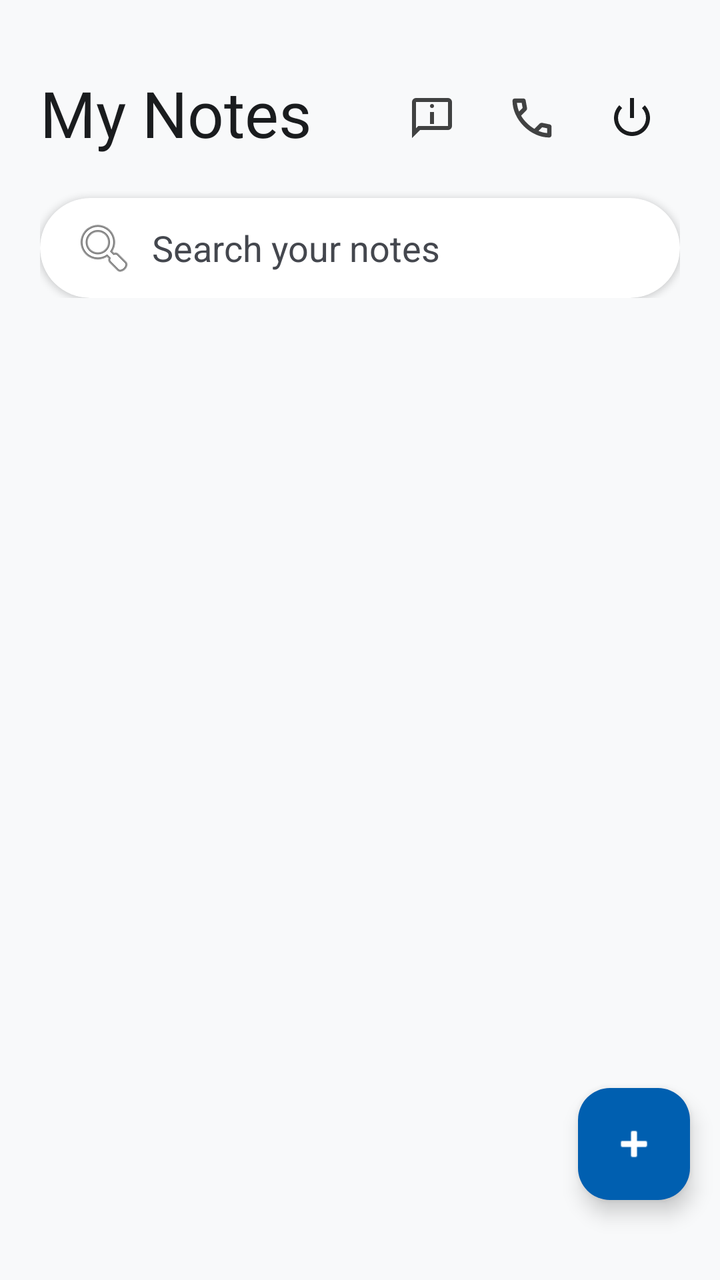
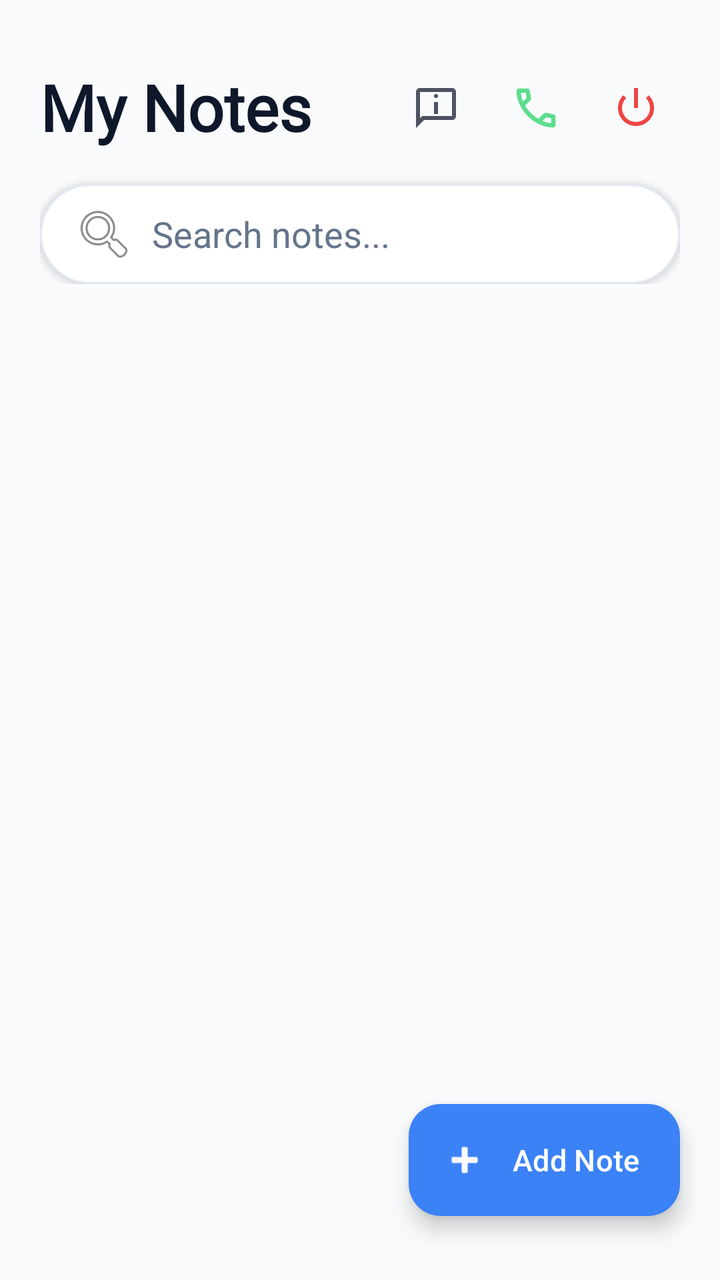

Before-and-after screenshots of an Android layout around one commit, followed by the original layout XML and the change that was made.
<!-- AndroidManifest.xml: application theme Theme.Notepad -->
<!-- res/layout/activity_nextpage.xml -->
<?xml version="1.0" encoding="utf-8"?>
<androidx.coordinatorlayout.widget.CoordinatorLayout xmlns:android="http://schemas.android.com/apk/res/android"
    xmlns:app="http://schemas.android.com/apk/res-auto"
    xmlns:tools="http://schemas.android.com/tools"
    android:id="@+id/main"
    android:layout_width="match_parent"
    android:layout_height="match_parent"
    android:background="@color/gray_light"
    tools:context=".nextpage">

    <com.google.android.material.appbar.AppBarLayout
        android:layout_width="match_parent"
        android:layout_height="wrap_content"
        android:background="@android:color/transparent"
        app:elevation="0dp">

        <LinearLayout
            android:layout_width="match_parent"
            android:layout_height="wrap_content"
            android:orientation="vertical"
            android:paddingHorizontal="20dp"
            android:paddingTop="35dp"
            android:paddingBottom="8dp">

            <RelativeLayout
                android:layout_width="match_parent"
                android:layout_height="wrap_content">

                <TextView
                    android:id="@+id/title_tv"
                    android:layout_width="wrap_content"
                    android:layout_height="wrap_content"
                    android:fontFamily="@font/noteame"
                    android:text="@string/my_notes"
                    android:textColor="@color/black"
                    android:textSize="32sp" />

                <ImageButton
                    android:id="@+id/about_app"
                    android:layout_width="48dp"
                    android:layout_height="48dp"
                    android:layout_centerVertical="true"
                    android:layout_marginEnd="2dp"
                    android:layout_toStartOf="@id/customer_care"
                    android:background="?attr/selectableItemBackgroundBorderless"
                    android:padding="10dp"
                    android:src="@drawable/outline_chat_info_24"
                    tools:ignore="ContentDescription" />

                <ImageButton
                    android:id="@+id/customer_care"
                    android:layout_width="48dp"
                    android:layout_height="48dp"
                    android:layout_centerVertical="true"
                    android:layout_marginEnd="2dp"
                    android:layout_toStartOf="@id/logout_btn"
                    android:background="?attr/selectableItemBackgroundBorderless"
                    android:padding="10dp"
                    android:src="@drawable/outline_call_24"
                    tools:ignore="ContentDescription" />


                <ImageButton
                    android:id="@+id/logout_btn"
                    android:layout_width="48dp"
                    android:layout_height="48dp"
                    android:layout_alignParentEnd="true"
                    android:layout_centerVertical="true"
                    android:background="?attr/selectableItemBackgroundBorderless"
                    android:src="@android:drawable/ic_lock_power_off"
                    app:tint="@color/black"
                    android:contentDescription="Logout" />
            </RelativeLayout>

            <com.google.android.material.card.MaterialCardView
                android:id="@+id/search_card"
                android:layout_width="match_parent"
                android:layout_height="50dp"
                android:layout_marginTop="16dp"
                app:cardCornerRadius="25dp"
                app:cardElevation="2dp"
                app:strokeWidth="0dp"
                app:cardBackgroundColor="@color/white">

                <androidx.appcompat.widget.SearchView
                    android:id="@+id/search_et"
                    android:layout_width="match_parent"
                    android:layout_height="match_parent"
                    android:theme="@style/Theme.Notepad.SearchView"
                    app:iconifiedByDefault="false"
                    app:queryHint="Search your notes"
                    app:searchIcon="@android:drawable/ic_menu_search"
                    app:queryBackground="@android:color/transparent" />

            </com.google.android.material.card.MaterialCardView>
        </LinearLayout>
    </com.google.android.material.appbar.AppBarLayout>

    <androidx.recyclerview.widget.RecyclerView
        android:id="@+id/notes_rv"
        android:layout_width="match_parent"
        android:layout_height="wrap_content"
        android:clipToPadding="false"
        android:paddingHorizontal="10dp"
        android:paddingTop="8dp"
        android:paddingBottom="100dp"
        app:layout_behavior="@string/appbar_scrolling_view_behavior" />

    <ProgressBar
        android:id="@+id/progressBar"
        android:layout_width="45dp"
        android:layout_height="45dp"
        android:layout_gravity="center"
        android:visibility="gone"
        app:indicatorColor="@color/black"
        app:trackThickness="4dp" />


    <com.google.android.material.floatingactionbutton.ExtendedFloatingActionButton
        android:id="@+id/add_note_fab"
        android:layout_width="wrap_content"
        android:layout_height="wrap_content"
        android:layout_gravity="bottom|end"
        android:layout_marginBottom="40dp"
        android:layout_marginEnd="15dp"
        android:textColor="@color/white"
        android:textAllCaps="false"
        android:fontFamily="sans-serif-medium"
        app:icon="@android:drawable/ic_input_add"
        app:iconTint="@color/white"
        app:backgroundTint="@color/btn_blue"
        app:elevation="6dp"/>

</androidx.coordinatorlayout.widget.CoordinatorLayout>
<!-- resources referenced by this layout -->
<resources>
  <color name="black">#1A1C1E</color>
  <color name="btn_blue">#005FB0</color>
  <color name="gray_light">#F8F9FA</color>
  <color name="white">#FFFFFF</color>
  <!-- drawable outline_call_24 (drawable) -->
  <vector xmlns:android="http://schemas.android.com/apk/res/android" android:alpha="0.74" android:height="26dp" android:tint="#000000" android:viewportHeight="960" android:viewportWidth="960" android:width="26dp">
        
      <path android:fillColor="@android:color/white" android:pathData="M798,840Q673,840 551,785.5Q429,731 329,631Q229,531 174.5,409Q120,287 120,162Q120,144 132,132Q144,120 162,120L324,120Q338,120 349,129.5Q360,139 362,152L388,292Q390,308 387,319Q384,330 376,338L279,436Q299,473 326.5,507.5Q354,542 387,574Q418,605 452,631.5Q486,658 524,680L618,586Q627,577 641.5,572.5Q656,568 670,570L808,598Q822,602 831,612.5Q840,623 840,636L840,798Q840,816 828,828Q816,840 798,840ZM241,360L307,294Q307,294 307,294Q307,294 307,294L290,200Q290,200 290,200Q290,200 290,200L201,200Q201,200 201,200Q201,200 201,200Q206,241 215,281Q224,321 241,360ZM599,718Q638,735 678.5,745Q719,755 760,758Q760,758 760,758Q760,758 760,758L760,670Q760,670 760,670Q760,670 760,670L666,651Q666,651 666,651Q666,651 666,651L599,718ZM241,360Q241,360 241,360Q241,360 241,360Q241,360 241,360Q241,360 241,360L241,360Q241,360 241,360Q241,360 241,360L241,360Q241,360 241,360Q241,360 241,360ZM599,718L599,718Q599,718 599,718Q599,718 599,718L599,718Q599,718 599,718Q599,718 599,718L599,718Q599,718 599,718Q599,718 599,718Q599,718 599,718Q599,718 599,718Z"/>
      
  </vector>
  <!-- drawable outline_chat_info_24 (drawable) -->
  <vector xmlns:android="http://schemas.android.com/apk/res/android" android:alpha="0.74" android:autoMirrored="true" android:height="24dp" android:tint="#000000" android:viewportHeight="960" android:viewportWidth="960" android:width="24dp">
        
      <path android:fillColor="@android:color/white" android:pathData="M480,280Q497,280 508.5,268.5Q520,257 520,240Q520,223 508.5,211.5Q497,200 480,200Q463,200 451.5,211.5Q440,223 440,240Q440,257 451.5,268.5Q463,280 480,280ZM440,600L520,600L520,360L440,360L440,600ZM80,880L80,160Q80,127 103.5,103.5Q127,80 160,80L800,80Q833,80 856.5,103.5Q880,127 880,160L880,640Q880,673 856.5,696.5Q833,720 800,720L240,720L80,880ZM206,640L800,640Q800,640 800,640Q800,640 800,640L800,160Q800,160 800,160Q800,160 800,160L160,160Q160,160 160,160Q160,160 160,160L160,685L206,640ZM160,640L160,640L160,160Q160,160 160,160Q160,160 160,160L160,160Q160,160 160,160Q160,160 160,160L160,640Q160,640 160,640Q160,640 160,640Z"/>
      
  </vector>
  <string name="my_notes">My Notes</string>
  <style name="Theme.Notepad.SearchView" parent="">
          <item name="android:editTextColor">@color/black</item>
          <item name="android:textColorHint">@color/gray_dark</item>
          <item name="colorAccent">@color/black</item>
          <item name="colorControlNormal">@color/black</item>
      </style>
  <style name="Theme.Notepad" parent="Base.Theme.Notepad" />
  <color name="gray_dark">#44474E</color>
  <style name="Base.Theme.Notepad" parent="Theme.Material3.DayNight.NoActionBar">
          
          
      </style>
</resources>

<!-- the commit's change to res/layout/activity_nextpage.xml (unified diff, before → after) -->
@@ -11,7 +11,7 @@
     <com.google.android.material.appbar.AppBarLayout
         android:layout_width="match_parent"
         android:layout_height="wrap_content"
-        android:background="@android:color/transparent"
+        android:background="@color/gray_light"
         app:elevation="0dp">
 
         <LinearLayout
@@ -19,8 +19,8 @@
             android:layout_height="wrap_content"
             android:orientation="vertical"
             android:paddingHorizontal="20dp"
-            android:paddingTop="35dp"
-            android:paddingBottom="8dp">
+            android:paddingTop="32dp"
+            android:paddingBottom="12dp">
 
             <RelativeLayout
                 android:layout_width="match_parent"
@@ -33,43 +33,46 @@
                     android:fontFamily="@font/noteame"
                     android:text="@string/my_notes"
                     android:textColor="@color/black"
-                    android:textSize="32sp" />
+                    android:textSize="32sp"
+                    android:textStyle="bold" />
 
                 <ImageButton
                     android:id="@+id/about_app"
-                    android:layout_width="48dp"
-                    android:layout_height="48dp"
+                    android:layout_width="44dp"
+                    android:layout_height="44dp"
                     android:layout_centerVertical="true"
-                    android:layout_marginEnd="2dp"
+                    android:layout_marginEnd="6dp"
                     android:layout_toStartOf="@id/customer_care"
                     android:background="?attr/selectableItemBackgroundBorderless"
+                    android:contentDescription="@string/about_app"
                     android:padding="10dp"
                     android:src="@drawable/outline_chat_info_24"
-                    tools:ignore="ContentDescription" />
+                    app:tint="@color/black" />
 
                 <ImageButton
                     android:id="@+id/customer_care"
-                    android:layout_width="48dp"
-                    android:layout_height="48dp"
+                    android:layout_width="44dp"
+                    android:layout_height="44dp"
                     android:layout_centerVertical="true"
-                    android:layout_marginEnd="2dp"
+                    android:layout_marginEnd="6dp"
                     android:layout_toStartOf="@id/logout_btn"
                     android:background="?attr/selectableItemBackgroundBorderless"
+                    android:contentDescription="@string/contact_us"
                     android:padding="10dp"
                     android:src="@drawable/outline_call_24"
-                    tools:ignore="ContentDescription" />
-
+                    app:tint="@color/call_btn" />
 
                 <ImageButton
                     android:id="@+id/logout_btn"
-                    android:layout_width="48dp"
-                    android:layout_height="48dp"
+                    android:layout_width="44dp"
+                    android:layout_height="44dp"
                     android:layout_alignParentEnd="true"
                     android:layout_centerVertical="true"
                     android:background="?attr/selectableItemBackgroundBorderless"
+                    android:contentDescription="Logout"
+                    android:padding="10dp"
                     android:src="@android:drawable/ic_lock_power_off"
-                    app:tint="@color/black"
-                    android:contentDescription="Logout" />
+                    app:tint="#EF4444" />
             </RelativeLayout>
 
             <com.google.android.material.card.MaterialCardView
@@ -77,10 +80,11 @@
                 android:layout_width="match_parent"
                 android:layout_height="50dp"
                 android:layout_marginTop="16dp"
+                app:cardBackgroundColor="@color/white"
                 app:cardCornerRadius="25dp"
                 app:cardElevation="2dp"
-                app:strokeWidth="0dp"
-                app:cardBackgroundColor="@color/white">
+                app:strokeColor="@color/gray_border"
+                app:strokeWidth="1dp">
 
                 <androidx.appcompat.widget.SearchView
                     android:id="@+id/search_et"
@@ -88,9 +92,9 @@
                     android:layout_height="match_parent"
                     android:theme="@style/Theme.Notepad.SearchView"
                     app:iconifiedByDefault="false"
-                    app:queryHint="Search your notes"
-                    app:searchIcon="@android:drawable/ic_menu_search"
-                    app:queryBackground="@android:color/transparent" />
+                    app:queryBackground="@android:color/transparent"
+                    app:queryHint="@string/search_notes"
+                    app:searchIcon="@android:drawable/ic_menu_search" />
 
             </com.google.android.material.card.MaterialCardView>
         </LinearLayout>
@@ -99,9 +103,9 @@
     <androidx.recyclerview.widget.RecyclerView
         android:id="@+id/notes_rv"
         android:layout_width="match_parent"
-        android:layout_height="wrap_content"
+        android:layout_height="match_parent"
         android:clipToPadding="false"
-        android:paddingHorizontal="10dp"
+        android:paddingHorizontal="12dp"
         android:paddingTop="8dp"
         android:paddingBottom="100dp"
         app:layout_behavior="@string/appbar_scrolling_view_behavior" />
@@ -112,23 +116,24 @@
         android:layout_height="45dp"
         android:layout_gravity="center"
         android:visibility="gone"
-        app:indicatorColor="@color/black"
-        app:trackThickness="4dp" />
-
+        app:indicatorColor="@color/btn_blue" />
 
     <com.google.android.material.floatingactionbutton.ExtendedFloatingActionButton
         android:id="@+id/add_note_fab"
         android:layout_width="wrap_content"
         android:layout_height="wrap_content"
         android:layout_gravity="bottom|end"
-        android:layout_marginBottom="40dp"
-        android:layout_marginEnd="15dp"
+        android:layout_marginEnd="20dp"
+        android:layout_marginBottom="32dp"
+        android:fontFamily="sans-serif-medium"
+        android:text="@string/add_note"
+        android:textAllCaps="false"
         android:textColor="@color/white"
-        android:textAllCaps="false"
-        android:fontFamily="sans-serif-medium"
+        android:textSize="15sp"
+        app:backgroundTint="@color/btn_blue"
+        app:cornerRadius="28dp"
+        app:elevation="6dp"
         app:icon="@android:drawable/ic_input_add"
-        app:iconTint="@color/white"
-        app:backgroundTint="@color/btn_blue"
-        app:elevation="6dp"/>
+        app:iconTint="@color/white" />
 
 </androidx.coordinatorlayout.widget.CoordinatorLayout>
<!-- resource entries referenced after the edit -->
@@ -1,8 +1,10 @@
 <!-- resources referenced by this layout -->
 <resources>
-  <color name="black">#1A1C1E</color>
-  <color name="btn_blue">#005FB0</color>
-  <color name="gray_light">#F8F9FA</color>
+  <color name="black">#0F172A</color>
+  <color name="btn_blue">#3B82F6</color>
+  <color name="call_btn">#25D366</color>
+  <color name="gray_border">#E2E8F0</color>
+  <color name="gray_light">#F8FAFC</color>
   <color name="white">#FFFFFF</color>
   <!-- drawable outline_call_24 (drawable) -->
   <vector xmlns:android="http://schemas.android.com/apk/res/android" android:alpha="0.74" android:height="26dp" android:tint="#000000" android:viewportHeight="960" android:viewportWidth="960" android:width="26dp">
@@ -16,18 +18,27 @@
       <path android:fillColor="@android:color/white" android:pathData="M480,280Q497,280 508.5,268.5Q520,257 520,240Q520,223 508.5,211.5Q497,200 480,200Q463,200 451.5,211.5Q440,223 440,240Q440,257 451.5,268.5Q463,280 480,280ZM440,600L520,600L520,360L440,360L440,600ZM80,880L80,160Q80,127 103.5,103.5Q127,80 160,80L800,80Q833,80 856.5,103.5Q880,127 880,160L880,640Q880,673 856.5,696.5Q833,720 800,720L240,720L80,880ZM206,640L800,640Q800,640 800,640Q800,640 800,640L800,160Q800,160 800,160Q800,160 800,160L160,160Q160,160 160,160Q160,160 160,160L160,685L206,640ZM160,640L160,640L160,160Q160,160 160,160Q160,160 160,160L160,160Q160,160 160,160Q160,160 160,160L160,640Q160,640 160,640Q160,640 160,640Z"/>
       
   </vector>
+  <string name="about_app">About App</string>
+  <string name="add_note">Add Note</string>
+  <string name="contact_us">Contact Us</string>
   <string name="my_notes">My Notes</string>
+  <string name="search_notes">Search notes...</string>
   <style name="Theme.Notepad.SearchView" parent="">
           <item name="android:editTextColor">@color/black</item>
           <item name="android:textColorHint">@color/gray_dark</item>
-          <item name="colorAccent">@color/black</item>
-          <item name="colorControlNormal">@color/black</item>
+          <item name="colorAccent">@color/btn_blue</item>
+          <item name="colorControlNormal">@color/gray_dark</item>
       </style>
   <style name="Theme.Notepad" parent="Base.Theme.Notepad" />
-  <color name="gray_dark">#44474E</color>
+  <color name="gray_dark">#64748B</color>
   <style name="Base.Theme.Notepad" parent="Theme.Material3.DayNight.NoActionBar">
-          
-          
+          <item name="colorPrimary">@color/btn_blue</item>
+          <item name="colorOnPrimary">@color/white</item>
+          <item name="colorSecondary">@color/accent_orange</item>
+          <item name="android:statusBarColor">@color/white</item>
+          <item name="android:windowLightStatusBar">true</item>
+          <item name="android:windowBackground">@color/gray_light</item>
       </style>
+  <color name="accent_orange">#F59E0B</color>
 </resources>
 
